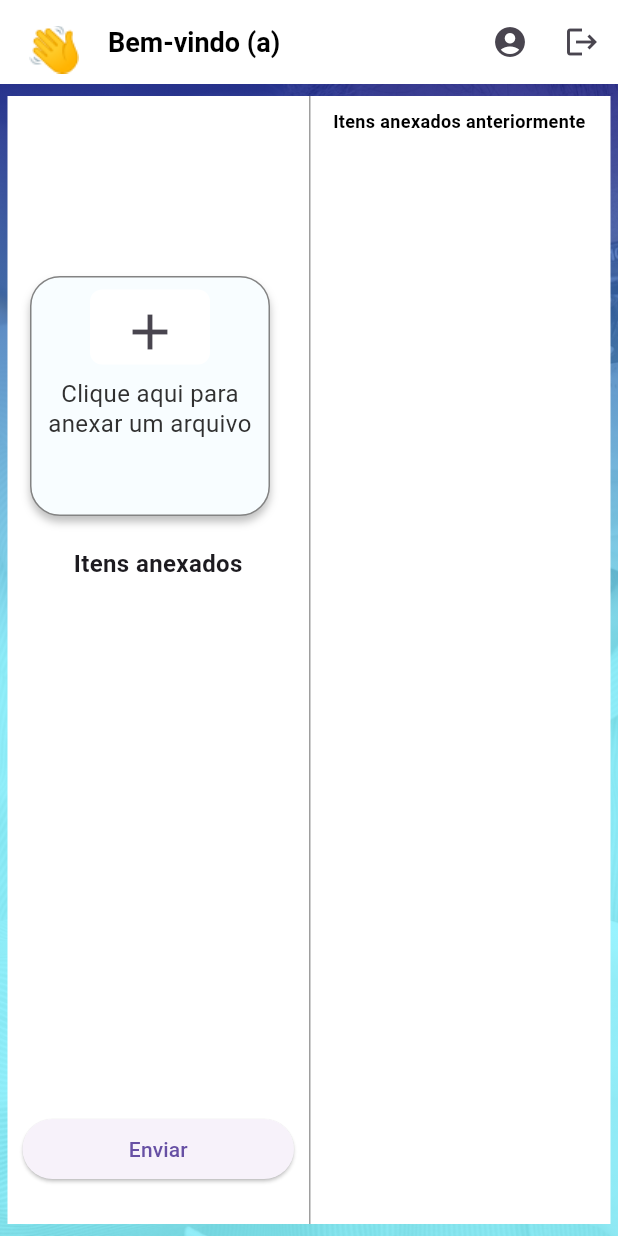
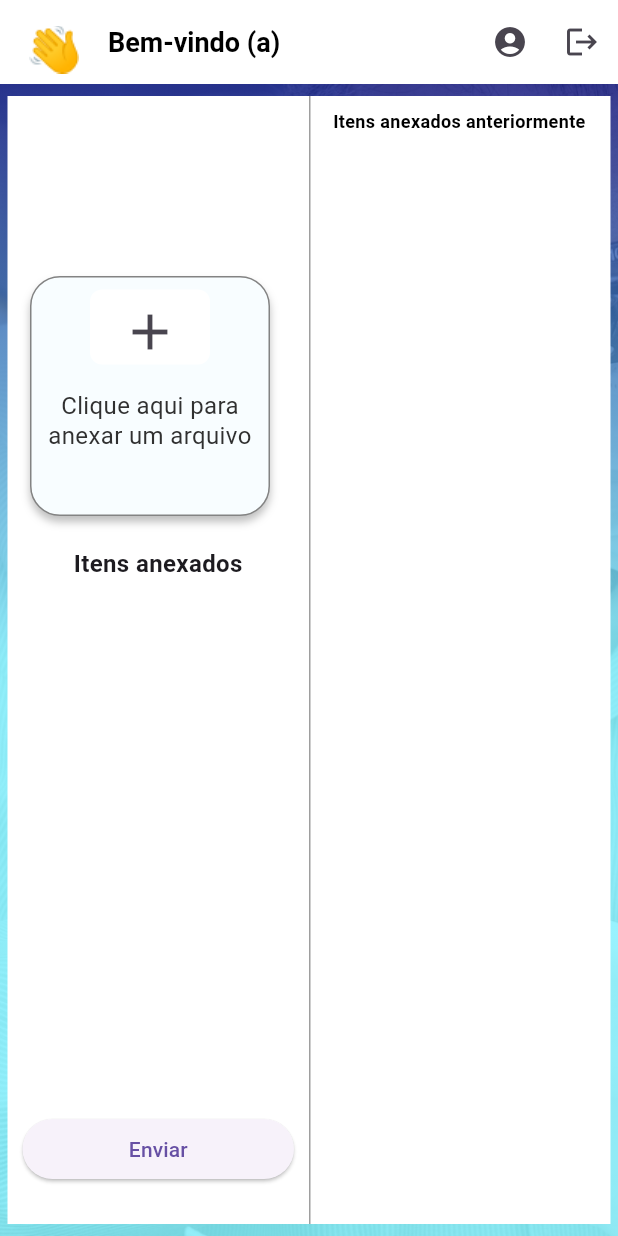
Before and after one commit to LukasSales/projeto_flutter, a Flutter app: the TelaPerfil screen opened by its route, on a phone screen of 412 x 824 dp. Run offline on Flutter 3.47's test engine with Material 3 defaults, Android fonts, the light colour scheme and no system bars; our stand-ins replace file_picker, permission_handler; network calls fail.

Commit message:
3 commit
ultimas alterações

```diff
--- a/lib/telas/tela_02.dart
+++ b/lib/telas/tela_02.dart
@@ -314,7 +314,7 @@ class _TelaPerfilState extends State<TelaPerfil> {
                                             ),
                                           ),
                                           const SizedBox(
-                                            height: 10,
+                                            height: 18,
                                           ),
                                           const Text(
                                             'Clique aqui para anexar um arquivo',
```
